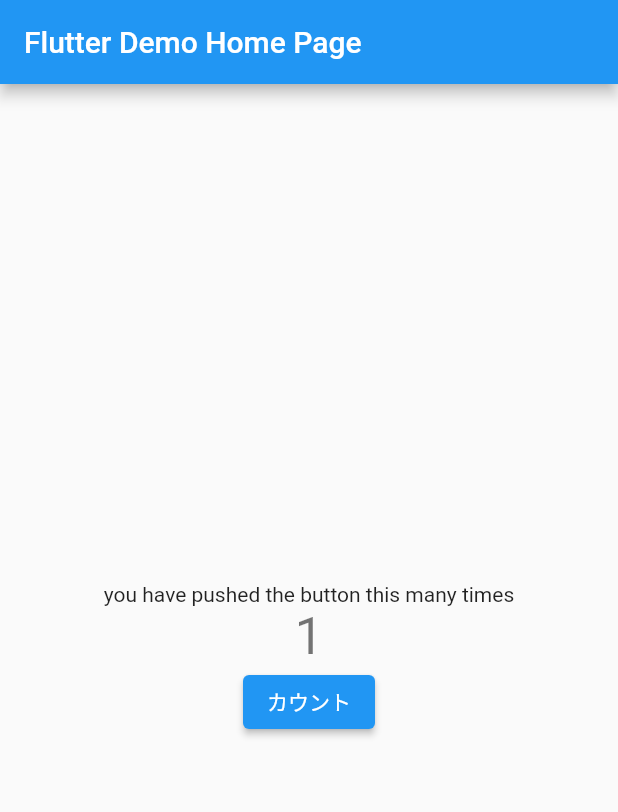
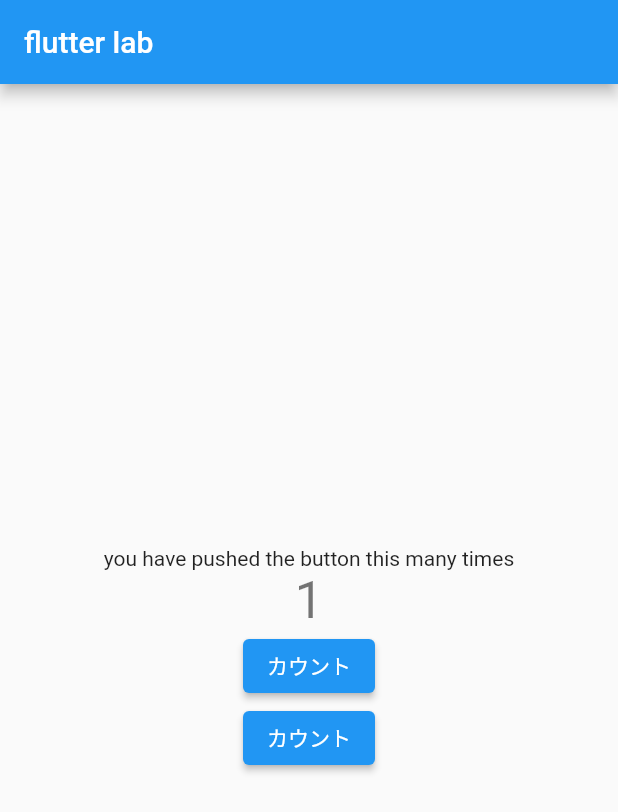
Before and after one commit to magisystem0408/flutter_state_exer, a Flutter app: the screen it shows after launch, after a tap on "カウント", on a phone screen of 412 x 824 dp. Shown: the top 812 px of the screen. Run offline on Flutter 3.47's test engine with Material 2 defaults, Android fonts, the phone set to English and light mode, and no system bars.

```diff
--- a/lib/main.dart
+++ b/lib/main.dart
@@ -1,6 +1,7 @@
 import 'dart:async';
 
 import 'package:flutter/material.dart';
+import 'package:provider/provider.dart';
 
 void main() {
   runApp(const MyApp());
@@ -16,68 +17,55 @@ class MyApp extends StatelessWidget {
       theme: ThemeData(
         primarySwatch: Colors.blue,
       ),
-      home: const MyHomePage(title: 'Flutter Demo Home Page'),
+      home: const MyHomePage(),
     );
   }
 }
 
-class MyHomePage extends StatefulWidget {
-  const MyHomePage({Key? key, required this.title}) : super(key: key);
-  final String title;
-  @override
-  State<MyHomePage> createState() => MyHomePageState();
-}
-
-//statefulWidgetを作ったらこれを作成しないといけない。
-class MyHomePageState extends State<MyHomePage> {
-  late MyHomePageLogic myHomePageLogic;
-
-  @override
-  void initState() {
-    super.initState();
-    myHomePageLogic =MyHomePageLogic();
-  }
+class MyHomePage extends StatelessWidget {
+  const MyHomePage({Key? key}) : super(key: key);
 
   @override
   Widget build(BuildContext context) {
     print("MyHomePageをレンダリング");
-    return Scaffold(
+    return ChangeNotifierProvider(
+      //これが必要
+      create:(context) => MyHomePageState(),
+      child: Scaffold(
         appBar: AppBar(
-        title: Text(widget.title),
+          title: const Text("flutter lab"),
         ),
         body: Center(
           child: Column(
             mainAxisAlignment: MainAxisAlignment.center,
-          children: <Widget>[
-            const WidgetA(),
-            WidgetB(myHomePageLogic),
-            WidgetC(myHomePageLogic),
+            children: const <Widget>[
+              WidgetA(),
+              WidgetB(),
+              WidgetC(),
+              WidgetD(),
             ],
+          ),
         ),
       ),
     );
   }
 }
 
-//redux
-class MyHomePageLogic {
-  MyHomePageLogic() {
-    _counterController.sink.add(_counter);
+class MyHomePageState extends ChangeNotifier{
+  int counter =0;
+
+  void increment(){
+    counter ++;
+    //これを必ず入れる
+    notifyListeners();
   }
 
-  final StreamController<int> _counterController = StreamController();
-  int _counter = 0;
-  Stream<int> get count => _counterController.stream;
-
-  void increments() {
-    _counter++;
-    _counterController.sink.add(_counter);
+  void decrement(){
+    counter --;
+    notifyListeners();
+  }
 }
 
-  void dispose(){
-    _counterController.close();
-  }
-}
 
 class WidgetA extends StatelessWidget {
   const WidgetA({Key? key}) : super(key: key);
@@ -91,37 +79,55 @@ class WidgetA extends StatelessWidget {
 }
 
 class WidgetB extends StatelessWidget {
-  const WidgetB(this.myHomePageLogic,{Key? key}) : super(key: key);
-
-  final MyHomePageLogic myHomePageLogic;
-
+  const WidgetB({Key? key}) : super(key: key);
   //stateを上から受け取る
   @override
   Widget build(BuildContext context) {
-    return StreamBuilder<int>(
-      stream: myHomePageLogic.count,
-      builder: (context, snapshot) {
-        print("WidgetBをビルド");
+    print("widget");
+    // watchでstateの情報をアクセスできる
+
+    // watchにすると、常に再描画される。
+    // final int counter =context.watch<MyHomePageState>().counter;
+
+    //カウンターの状態変わっていない時はselectを使用する。
+    final int counter =context.select<MyHomePageState,int>((state) => state.counter);
+
     return Text(
-          '${snapshot.data}',
+      '$counter',
       style: Theme.of(context).textTheme.headline4,
-        );
-      }
     );
   }
 }
 
 class WidgetC extends StatelessWidget {
-  const WidgetC(this.myHomePageLogic,{Key? key}) : super(key: key);
-  final MyHomePageLogic myHomePageLogic;
-
+  const WidgetC({Key? key}) : super(key: key);
   @override
   Widget build(BuildContext context) {
     print("WidgetCをビルド");
+
+    //readはstateの再描画をしない。
+    //buttonの状態が変わらない。
+    final Function increment =context.read<MyHomePageState>().increment;
     return ElevatedButton(
         onPressed: () {
-          myHomePageLogic.increments();
+          increment();
         },
         child: const Text("カウント"));
   }
 }
+
+
+class WidgetD extends StatelessWidget {
+  const WidgetD({Key? key}) : super(key: key);
+
+  @override
+  Widget build(BuildContext context) {
+    print("WidgetDをビルド");
+    final Function decrement =context.read<MyHomePageState>().decrement;
+    return ElevatedButton(
+        onPressed: () {
+          decrement();
+        },
+        child: const Text("カウント"));
+  }
+}
--- a/pubspec.yaml
+++ b/pubspec.yaml
@@ -34,6 +34,7 @@ dependencies:
   # The following adds the Cupertino Icons font to your application.
   # Use with the CupertinoIcons class for iOS style icons.
   cupertino_icons: ^1.0.2
+  provider: ^6.0.2
 
 dev_dependencies:
   flutter_test:
```
Also changed, not shown: pubspec.lock. Lines whose indentation alone changed are shown as unchanged.
